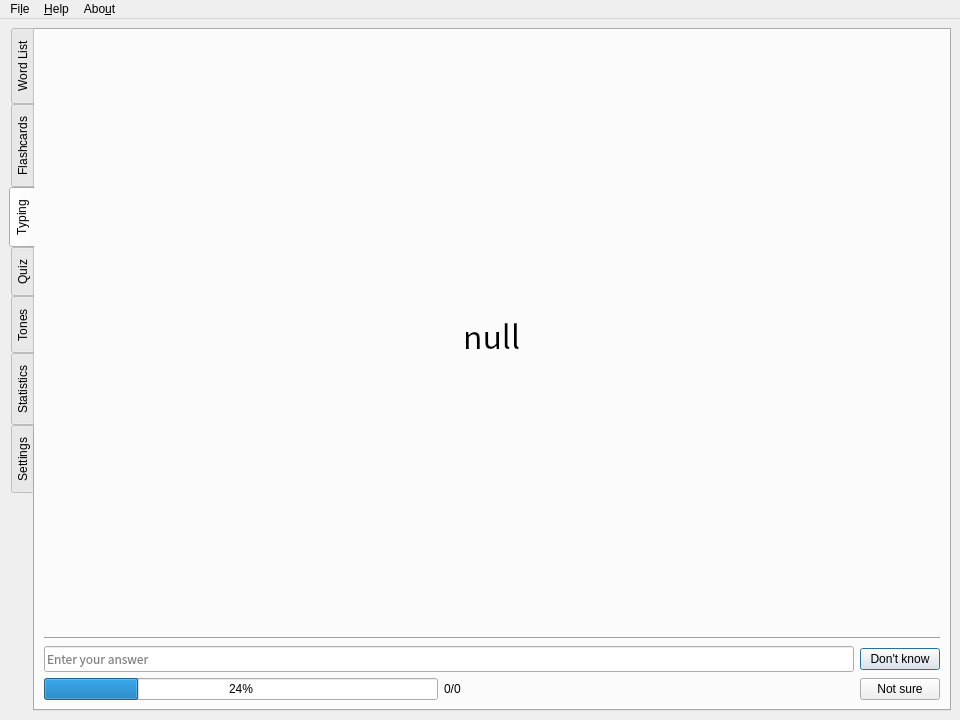
Qt form cjk-trainer/ui/MainWindow.ui (mruiz42/cjk-trainer) before a commit.
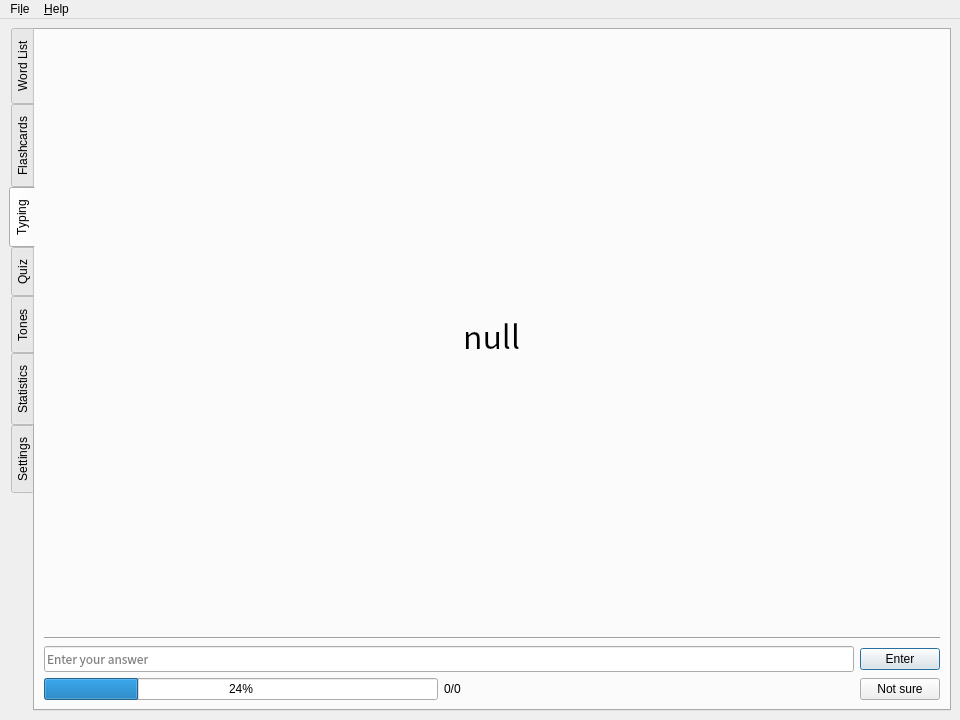
The same form after that commit. The open tabs and pages were chosen to show the change. Icons and pictures are not drawn.

Commit message: it plays, good night

```diff
--- a/cjk-trainer/ui/MainWindow.ui
+++ b/cjk-trainer/ui/MainWindow.ui
@@ -489,7 +489,7 @@
               <item>
                <widget class="QPushButton" name="pushButton_dontKnow">
                 <property name="text">
-                 <string>Don't know</string>
+                 <string>Enter</string>
                 </property>
                 <property name="autoDefault">
                  <bool>false</bool>
@@ -704,27 +704,21 @@
      <height>30</height>
     </rect>
    </property>
-   <widget class="QMenu" name="menuFile">
+   <widget class="QMenu" name="menu_file">
     <property name="title">
      <string>Fi&amp;le</string>
     </property>
     <addaction name="actionOpen_2"/>
     <addaction name="actionQuit"/>
    </widget>
-   <widget class="QMenu" name="menuHelp">
+   <widget class="QMenu" name="menu_help">
     <property name="title">
      <string>&amp;Help</string>
     </property>
     <addaction name="actionUser_Guide"/>
    </widget>
-   <widget class="QMenu" name="menuAbout">
-    <property name="title">
-     <string>Abo&amp;ut</string>
-    </property>
-   </widget>
-   <addaction name="menuFile"/>
-   <addaction name="menuHelp"/>
-   <addaction name="menuAbout"/>
+   <addaction name="menu_file"/>
+   <addaction name="menu_help"/>
   </widget>
   <action name="actionFrom_Template">
    <property name="text">
```
Left out of the diff: 60 changed lines with no effect on the pictures. The commit also changes 2 other files.
